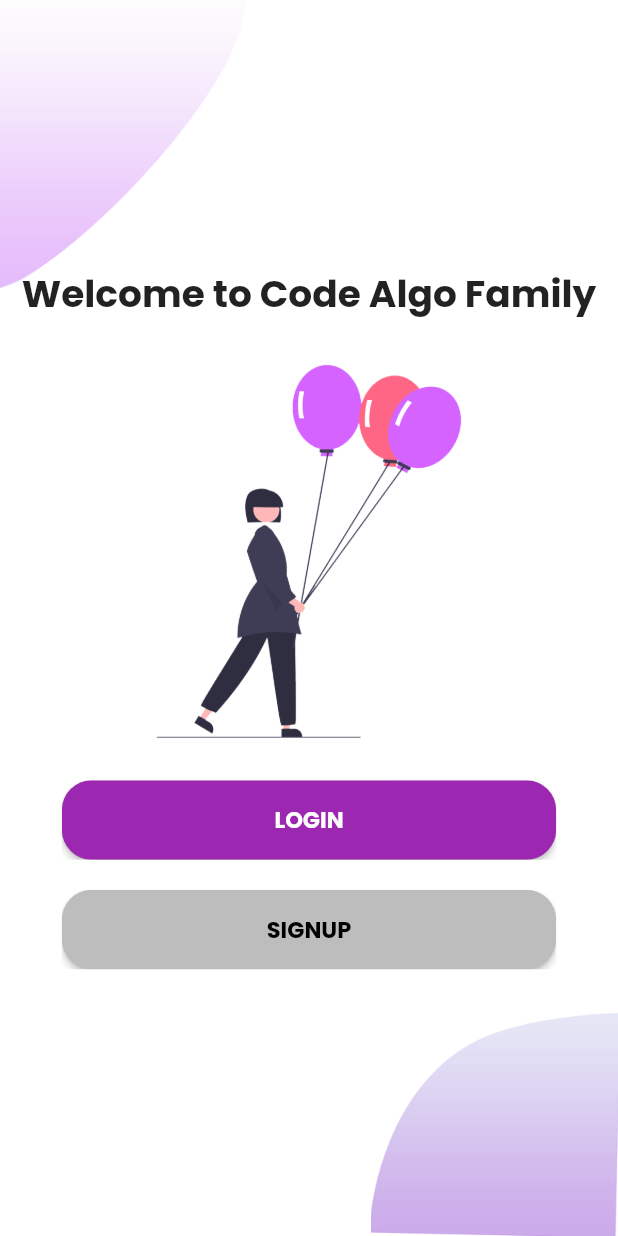
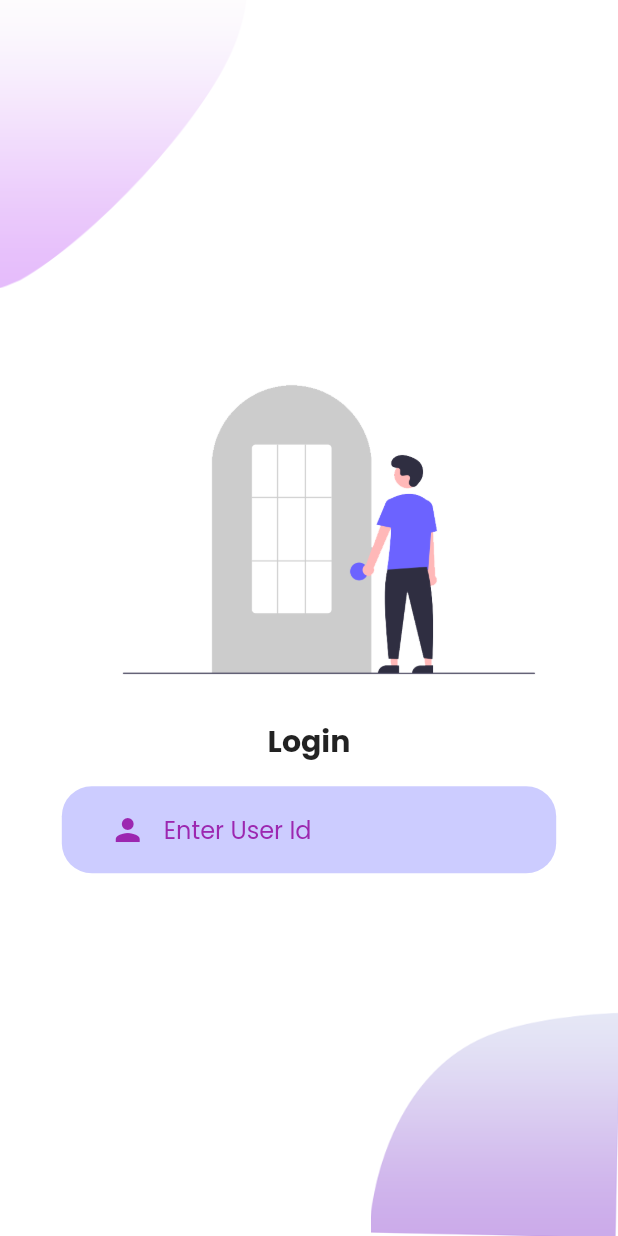
Before and after one commit to RaghvendraDev/flutter_tutorial_codealgo, a Flutter app: the screen it shows after launch, after a tap on "LOGIN", on a phone screen of 412 x 824 dp. Run offline on Flutter 3.47's test engine with Material 2 defaults, Android fonts, the light colour scheme and no system bars; our stand-ins replace google_fonts.

Commit message:
day 4 login page's user id filed completed

```diff
--- a/lib/view/custom_widget/my_theme.dart
+++ b/lib/view/custom_widget/my_theme.dart
@@ -4,6 +4,7 @@
 class MyTheme {
   static Color loginButtonColor = Colors.purple;
   static Color signupButtonColor = Colors.grey.shade400;
+  static Color loginPageBoxColor = Color(0xffccccff);
 
   static ThemeData lightTheme(BuildContext context) => ThemeData(
         canvasColor: Colors.white,
@@ -33,7 +34,7 @@
         colorScheme: ColorScheme(
           primary: Colors.white,
           primaryVariant: Colors.white,
-          secondary: Colors.white,
+          secondary: Colors.black,
           secondaryVariant: Colors.white,
           surface: Colors.cyan.shade50,
           background: Colors.cyan.shade100,
--- /dev/null
+++ b/lib/view/login/components/login_background.dart
@@ -0,0 +1,40 @@
+import 'package:flutter/material.dart';
+
+class LoginBackground extends StatelessWidget {
+  final Widget child;
+  const LoginBackground({
+    Key? key,
+    required this.child,
+  }) : super(key: key);
+
+  @override
+  Widget build(BuildContext context) {
+    Size size = MediaQuery.of(context).size;
+    return SizedBox(
+      width: double.infinity,
+      height: size.height,
+      child: Stack(
+        alignment: Alignment.center,
+        children: [
+          Positioned(
+            top: 0,
+            left: 0,
+            child: Image.asset(
+              "assets/images/main_top.png",
+              width: size.width * 0.4,
+            ),
+          ),
+          Positioned(
+            right: 0,
+            bottom: 0,
+            child: Image.asset(
+              "assets/images/bottom.png",
+              width: size.width * 0.4,
+            ),
+          ),
+          child,
+        ],
+      ),
+    );
+  }
+}
--- /dev/null
+++ b/lib/view/login/components/textfield_decorator.dart
@@ -0,0 +1,26 @@
+import 'package:flutter/material.dart';
+
+import 'package:welcome_loginsignup_dashboard/view/custom_widget/my_theme.dart';
+
+class TextFieldDecorator extends StatelessWidget {
+  final Widget child;
+  const TextFieldDecorator({
+    Key? key,
+    required this.child,
+  }) : super(key: key);
+
+  @override
+  Widget build(BuildContext context) {
+    Size size = MediaQuery.of(context).size;
+    return Container(
+      width: size.width * 0.8,
+      margin: const EdgeInsets.symmetric(vertical: 15),
+      padding: const EdgeInsets.symmetric(vertical: 5, horizontal: 20),
+      decoration: BoxDecoration(
+        color: MyTheme.loginPageBoxColor,
+        borderRadius: BorderRadius.circular(20),
+      ),
+      child: child,
+    );
+  }
+}
--- /dev/null
+++ b/lib/view/login/components/userid_text_filed.dart
@@ -0,0 +1,54 @@
+import 'package:flutter/material.dart';
+
+import 'package:welcome_loginsignup_dashboard/view/custom_widget/my_theme.dart';
+
+class UserIdTextField extends StatelessWidget {
+  const UserIdTextField({
+    Key? key,
+    required this.useridController,
+    required this.userIdErrorText,
+    required this.userIdHintText,
+    required this.userIdHintTextColor,
+    required this.useridTextFieldPrefixIcon,
+    required this.useridTextFieldPrefixIconColor,
+    required this.onUseridValueChange,
+  }) : super(key: key);
+
+  final TextEditingController useridController;
+  final String userIdErrorText;
+  final String userIdHintText;
+  final Color userIdHintTextColor;
+  final IconData useridTextFieldPrefixIcon;
+  final Color useridTextFieldPrefixIconColor;
+  final Function onUseridValueChange;
+
+  @override
+  Widget build(BuildContext context) {
+    return TextFormField(
+      controller: useridController,
+      validator: (value) {
+        if (value!.isEmpty) {
+          return userIdErrorText;
+        } else {
+          return null;
+        }
+      },
+      onChanged: (value) {
+        onUseridValueChange(value);
+      },
+      cursorColor: Theme.of(context).colorScheme.secondary,
+      style: TextStyle(color: Theme.of(context).colorScheme.secondary),
+      decoration: InputDecoration(
+        hintText: userIdHintText,
+        hintStyle: TextStyle(
+          color: userIdHintTextColor,
+        ),
+        border: InputBorder.none,
+        prefixIcon: Icon(
+          useridTextFieldPrefixIcon,
+          color: useridTextFieldPrefixIconColor,
+        ),
+      ),
+    );
+  }
+}
--- /dev/null
+++ b/lib/view/login/login_page.dart
@@ -0,0 +1,64 @@
+import 'package:flutter/material.dart';
+import 'package:welcome_loginsignup_dashboard/view/login/components/login_background.dart';
+import 'package:welcome_loginsignup_dashboard/view/login/components/textfield_decorator.dart';
+import 'package:welcome_loginsignup_dashboard/view/login/components/userid_text_filed.dart';
+
+class LoginPage extends StatelessWidget {
+  final _formKey = GlobalKey<FormState>();
+  TextEditingController useridController = TextEditingController();
+  TextEditingController passController = TextEditingController();
+
+  String userIdErrorText = "User Id can not be empty";
+  String userIdHintText = "Enter User Id";
+  Color userIdHintTextColor = Colors.purple;
+  IconData useridTextFieldPrefixIcon = Icons.person;
+  Color useridTextFieldPrefixIconColor = Colors.purple;
+
+  LoginPage({Key? key}) : super(key: key);
+
+  @override
+  Widget build(BuildContext context) {
+    Size size = MediaQuery.of(context).size;
+    return Scaffold(
+      body: LoginBackground(
+        child: SingleChildScrollView(
+          child: Column(
+            mainAxisAlignment: MainAxisAlignment.center,
+            children: [
+              Image.asset("assets/images/Login.png"),
+              const Text(
+                "Login",
+                style: TextStyle(
+                  fontWeight: FontWeight.bold,
+                  fontSize: 20,
+                ),
+              ),
+              Form(
+                key: _formKey,
+                child: Column(
+                  mainAxisAlignment: MainAxisAlignment.center,
+                  children: [
+                    TextFieldDecorator(
+                      child: UserIdTextField(
+                        useridController: useridController,
+                        userIdErrorText: userIdErrorText,
+                        userIdHintText: userIdHintText,
+                        userIdHintTextColor: userIdHintTextColor,
+                        useridTextFieldPrefixIcon: useridTextFieldPrefixIcon,
+                        useridTextFieldPrefixIconColor:
+                            useridTextFieldPrefixIconColor,
+                        onUseridValueChange: (value) {
+                          //print(value);
+                        },
+                      ),
+                    ),
+                  ],
+                ),
+              )
+            ],
+          ),
+        ),
+      ),
+    );
+  }
+}
--- a/lib/view/welcome_page/welcome_page.dart
+++ b/lib/view/welcome_page/welcome_page.dart
@@ -1,6 +1,7 @@
 import 'package:flutter/material.dart';
 
 import 'package:welcome_loginsignup_dashboard/view/custom_widget/my_theme.dart';
+import 'package:welcome_loginsignup_dashboard/view/login/login_page.dart';
 import 'package:welcome_loginsignup_dashboard/view/welcome_page/components/background.dart';
 import 'package:welcome_loginsignup_dashboard/view/welcome_page/components/custom_button.dart';
 
@@ -28,7 +29,9 @@
                 buttonColor: MyTheme.loginButtonColor,
                 buttontext: "LOGIN",
                 textColor: Colors.white,
-                handleButtonClick: loginButtonClickHandler,
+                handleButtonClick: () {
+                  loginButtonClickHandler(context);
+                },
               ),
               SizedBox(
                 height: 20,
@@ -46,8 +49,11 @@
     );
   }
 
-  loginButtonClickHandler() {
+  loginButtonClickHandler(BuildContext context) {
     print("Login Clicked");
+
+    Navigator.push(
+        context, MaterialPageRoute(builder: (builder) => LoginPage()));
   }
 
   signUpButtonClickHandler() {
```
